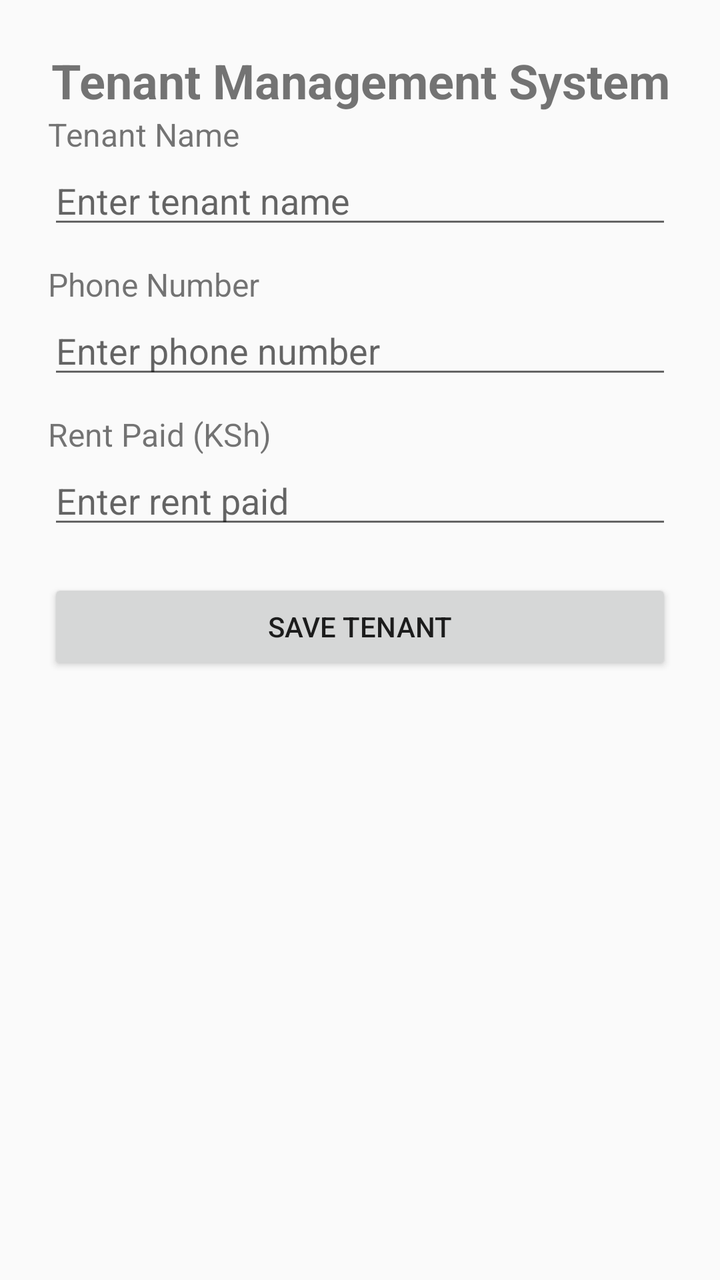
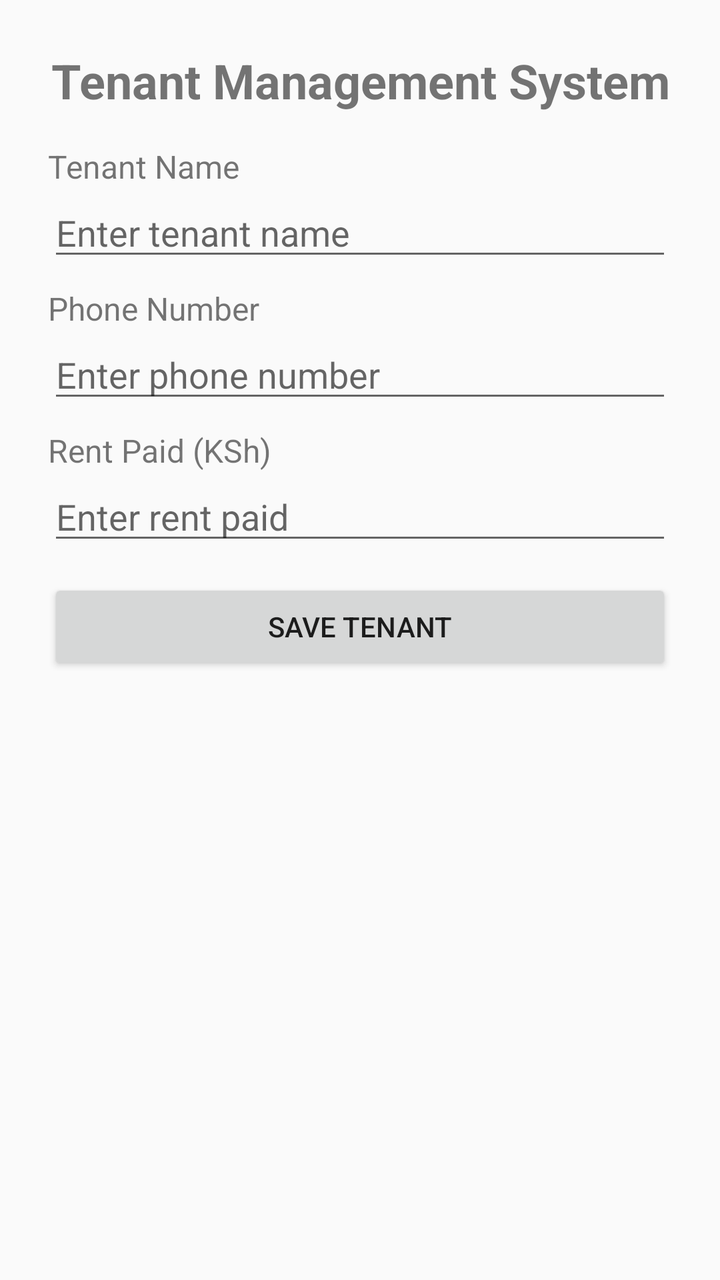

An Android layout rendered at two revisions. The XML below is the earlier revision; the diff shows what the commit changed to produce the second picture.
<!-- AndroidManifest.xml: application theme Theme.Tenant_ManagementSystem -->
<!-- res/layout/activity_main.xml -->
<?xml version="1.0" encoding="utf-8"?>
<layout xmlns:android="http://schemas.android.com/apk/res/android"
    xmlns:app="http://schemas.android.com/apk/res-auto"
    xmlns:tools="http://schemas.android.com/tools">

    <data>
        <variable
            name="tenant"
            type="com.example.tenant_managementsystem.Tenant" />
    </data>

    <androidx.constraintlayout.widget.ConstraintLayout
        android:layout_width="match_parent"
        android:layout_height="match_parent"
        android:padding="24dp"
        tools:context=".MainActivity">

        <TextView
            android:id="@+id/titleTextView"
            android:layout_width="0dp"
            android:layout_height="wrap_content"
            android:text="Tenant Management System"
            android:textSize="24sp"
            android:textStyle="bold"
            android:gravity="center"
            android:layout_marginBottom="24dp"
            app:layout_constraintTop_toTopOf="parent"
            app:layout_constraintStart_toStartOf="parent"
            app:layout_constraintEnd_toEndOf="parent" />

        <TextView
            android:id="@+id/tenantNameLabel"
            android:layout_width="wrap_content"
            android:layout_height="wrap_content"
            android:text="Tenant Name"
            android:textSize="16sp"
            app:layout_constraintTop_toBottomOf="@id/titleTextView"
            app:layout_constraintStart_toStartOf="parent" />

        <EditText
            android:id="@+id/etName"
            android:layout_width="0dp"
            android:layout_height="wrap_content"
            android:hint="Enter tenant name"
            android:inputType="textPersonName"
            android:autofillHints="name"
            app:layout_constraintTop_toBottomOf="@id/tenantNameLabel"
            app:layout_constraintStart_toStartOf="parent"
            app:layout_constraintEnd_toEndOf="parent" />

        <TextView
            android:id="@+id/phoneLabel"
            android:layout_width="wrap_content"
            android:layout_height="wrap_content"
            android:text="Phone Number"
            android:textSize="16sp"
            android:layout_marginTop="12dp"
            app:layout_constraintTop_toBottomOf="@id/etName"
            app:layout_constraintStart_toStartOf="parent" />

        <EditText
            android:id="@+id/etPhone"
            android:layout_width="0dp"
            android:layout_height="wrap_content"
            android:hint="Enter phone number"
            android:inputType="phone"
            android:autofillHints="phone"
            app:layout_constraintTop_toBottomOf="@id/phoneLabel"
            app:layout_constraintStart_toStartOf="parent"
            app:layout_constraintEnd_toEndOf="parent" />

        <TextView
            android:id="@+id/rentLabel"
            android:layout_width="wrap_content"
            android:layout_height="wrap_content"
            android:text="Rent Paid (KSh)"
            android:textSize="16sp"
            android:layout_marginTop="12dp"
            app:layout_constraintTop_toBottomOf="@id/etPhone"
            app:layout_constraintStart_toStartOf="parent" />

        <EditText
            android:id="@+id/etRent"
            android:layout_width="0dp"
            android:layout_height="wrap_content"
            android:hint="Enter rent paid"
            android:inputType="numberDecimal"
            app:layout_constraintTop_toBottomOf="@id/rentLabel"
            app:layout_constraintStart_toStartOf="parent"
            app:layout_constraintEnd_toEndOf="parent" />

        <Button
            android:id="@+id/btnSave"
            android:layout_width="0dp"
            android:layout_height="wrap_content"
            android:text="Save Tenant"
            android:layout_marginTop="20dp"
            app:layout_constraintTop_toBottomOf="@id/etRent"
            app:layout_constraintStart_toStartOf="parent"
            app:layout_constraintEnd_toEndOf="parent" />

        <TextView
            android:id="@+id/tenantResultTextView"
            android:layout_width="0dp"
            android:layout_height="wrap_content"
            android:text="@{tenant == null ? `Tenant details will appear here` : tenant.summary()}"
            android:textSize="16sp"
            android:padding="16dp"
            android:layout_marginTop="24dp"
            app:layout_constraintTop_toBottomOf="@id/btnSave"
            app:layout_constraintStart_toStartOf="parent"
            app:layout_constraintEnd_toEndOf="parent" />

    </androidx.constraintlayout.widget.ConstraintLayout>
</layout>
<!-- resources referenced by this layout -->
<resources>
  <style name="Theme.Tenant_ManagementSystem" parent="Theme.AppCompat.Light.NoActionBar" />
</resources>

<!-- the commit's change to res/layout/activity_main.xml (unified diff, before → after) -->
@@ -1,4 +1,3 @@
-<?xml version="1.0" encoding="utf-8"?>
 <layout xmlns:android="http://schemas.android.com/apk/res/android"
     xmlns:app="http://schemas.android.com/apk/res-auto"
     xmlns:tools="http://schemas.android.com/tools">
@@ -9,107 +8,128 @@
             type="com.example.tenant_managementsystem.Tenant" />
     </data>
 
-    <androidx.constraintlayout.widget.ConstraintLayout
+    <ScrollView
         android:layout_width="match_parent"
         android:layout_height="match_parent"
-        android:padding="24dp"
-        tools:context=".MainActivity">
+        android:fillViewport="false"
+        android:scrollbars="vertical">
 
-        <TextView
-            android:id="@+id/titleTextView"
-            android:layout_width="0dp"
+        <androidx.constraintlayout.widget.ConstraintLayout
+            android:layout_width="match_parent"
             android:layout_height="wrap_content"
-            android:text="Tenant Management System"
-            android:textSize="24sp"
-            android:textStyle="bold"
-            android:gravity="center"
-            android:layout_marginBottom="24dp"
-            app:layout_constraintTop_toTopOf="parent"
-            app:layout_constraintStart_toStartOf="parent"
-            app:layout_constraintEnd_toEndOf="parent" />
+            android:minHeight="400dp"
+            android:padding="24dp"
+            tools:context=".MainActivity">
 
-        <TextView
-            android:id="@+id/tenantNameLabel"
-            android:layout_width="wrap_content"
-            android:layout_height="wrap_content"
-            android:text="Tenant Name"
-            android:textSize="16sp"
-            app:layout_constraintTop_toBottomOf="@id/titleTextView"
-            app:layout_constraintStart_toStartOf="parent" />
+            <TextView
+                android:id="@+id/titleTextView"
+                android:layout_width="0dp"
+                android:layout_height="wrap_content"
+                android:gravity="center"
+                android:text="Tenant Management System"
+                android:textSize="24sp"
+                android:textStyle="bold"
+                app:layout_constraintEnd_toEndOf="parent"
+                app:layout_constraintStart_toStartOf="parent"
+                app:layout_constraintTop_toTopOf="parent" />
 
-        <EditText
-            android:id="@+id/etName"
-            android:layout_width="0dp"
-            android:layout_height="wrap_content"
-            android:hint="Enter tenant name"
-            android:inputType="textPersonName"
-            android:autofillHints="name"
-            app:layout_constraintTop_toBottomOf="@id/tenantNameLabel"
-            app:layout_constraintStart_toStartOf="parent"
-            app:layout_constraintEnd_toEndOf="parent" />
+            <TextView
+                android:id="@+id/tenantNameLabel"
+                android:layout_width="wrap_content"
+                android:layout_height="wrap_content"
+                android:layout_marginTop="16dp"
+                android:text="Tenant Name"
+                android:textSize="16sp"
+                app:layout_constraintStart_toStartOf="parent"
+                app:layout_constraintTop_toBottomOf="@id/titleTextView" />
 
-        <TextView
-            android:id="@+id/phoneLabel"
-            android:layout_width="wrap_content"
-            android:layout_height="wrap_content"
-            android:text="Phone Number"
-            android:textSize="16sp"
-            android:layout_marginTop="12dp"
-            app:layout_constraintTop_toBottomOf="@id/etName"
-            app:layout_constraintStart_toStartOf="parent" />
+            <EditText
+                android:id="@+id/etName"
+                android:layout_width="0dp"
+                android:layout_height="wrap_content"
+                android:autofillHints="name"
+                android:hint="Enter tenant name"
+                android:inputType="textPersonName"
+                app:layout_constraintEnd_toEndOf="parent"
+                app:layout_constraintStart_toStartOf="parent"
+                app:layout_constraintTop_toBottomOf="@id/tenantNameLabel" />
 
-        <EditText
-            android:id="@+id/etPhone"
-            android:layout_width="0dp"
-            android:layout_height="wrap_content"
-            android:hint="Enter phone number"
-            android:inputType="phone"
-            android:autofillHints="phone"
-            app:layout_constraintTop_toBottomOf="@id/phoneLabel"
-            app:layout_constraintStart_toStartOf="parent"
-            app:layout_constraintEnd_toEndOf="parent" />
+            <TextView
+                android:id="@+id/phoneLabel"
+                android:layout_width="wrap_content"
+                android:layout_height="wrap_content"
+                android:layout_marginTop="8dp"
+                android:text="Phone Number"
+                android:textSize="16sp"
+                app:layout_constraintStart_toStartOf="parent"
+                app:layout_constraintTop_toBottomOf="@id/etName" />
 
-        <TextView
-            android:id="@+id/rentLabel"
-            android:layout_width="wrap_content"
-            android:layout_height="wrap_content"
-            android:text="Rent Paid (KSh)"
-            android:textSize="16sp"
-            android:layout_marginTop="12dp"
-            app:layout_constraintTop_toBottomOf="@id/etPhone"
-            app:layout_constraintStart_toStartOf="parent" />
+            <EditText
+                android:id="@+id/etPhone"
+                android:layout_width="0dp"
+                android:layout_height="wrap_content"
+                android:autofillHints="phone"
+                android:hint="Enter phone number"
+                android:inputType="phone"
+                app:layout_constraintEnd_toEndOf="parent"
+                app:layout_constraintStart_toStartOf="parent"
+                app:layout_constraintTop_toBottomOf="@id/phoneLabel" />
 
-        <EditText
-            android:id="@+id/etRent"
-            android:layout_width="0dp"
-            android:layout_height="wrap_content"
-            android:hint="Enter rent paid"
-            android:inputType="numberDecimal"
-            app:layout_constraintTop_toBottomOf="@id/rentLabel"
-            app:layout_constraintStart_toStartOf="parent"
-            app:layout_constraintEnd_toEndOf="parent" />
+            <TextView
+                android:id="@+id/rentLabel"
+                android:layout_width="wrap_content"
+                android:layout_height="wrap_content"
+                android:layout_marginTop="8dp"
+                android:text="Rent Paid (KSh)"
+                android:textSize="16sp"
+                app:layout_constraintStart_toStartOf="parent"
+                app:layout_constraintTop_toBottomOf="@id/etPhone" />
 
-        <Button
-            android:id="@+id/btnSave"
-            android:layout_width="0dp"
-            android:layout_height="wrap_content"
-            android:text="Save Tenant"
-            android:layout_marginTop="20dp"
-            app:layout_constraintTop_toBottomOf="@id/etRent"
-            app:layout_constraintStart_toStartOf="parent"
-            app:layout_constraintEnd_toEndOf="parent" />
+            <EditText
+                android:id="@+id/etRent"
+                android:layout_width="0dp"
+                android:layout_height="wrap_content"
+                android:hint="Enter rent paid"
+                android:inputType="numberDecimal"
+                app:layout_constraintEnd_toEndOf="parent"
+                app:layout_constraintStart_toStartOf="parent"
+                app:layout_constraintTop_toBottomOf="@id/rentLabel" />
 
-        <TextView
-            android:id="@+id/tenantResultTextView"
-            android:layout_width="0dp"
-            android:layout_height="wrap_content"
-            android:text="@{tenant == null ? `Tenant details will appear here` : tenant.summary()}"
-            android:textSize="16sp"
-            android:padding="16dp"
-            android:layout_marginTop="24dp"
-            app:layout_constraintTop_toBottomOf="@id/btnSave"
-            app:layout_constraintStart_toStartOf="parent"
-            app:layout_constraintEnd_toEndOf="parent" />
+            <Button
+                android:id="@+id/btnSave"
+                android:layout_width="0dp"
+                android:layout_height="wrap_content"
+                android:layout_marginTop="12dp"
+                android:text="Save Tenant"
+                app:layout_constraintEnd_toEndOf="parent"
+                app:layout_constraintStart_toStartOf="parent"
+                app:layout_constraintTop_toBottomOf="@id/etRent" />
 
-    </androidx.constraintlayout.widget.ConstraintLayout>
+            <TextView
+                android:id="@+id/tenantResultTextView"
+                android:layout_width="0dp"
+                android:layout_height="wrap_content"
+                android:layout_marginTop="12dp"
+                android:padding="12dp"
+                android:text="@{tenant == null ? `Tenant details will appear here` : tenant.summary()}"
+                android:textSize="16sp"
+                app:layout_constraintEnd_toEndOf="parent"
+                app:layout_constraintStart_toStartOf="parent"
+                app:layout_constraintTop_toBottomOf="@id/btnSave" />
+
+            <Button
+                android:id="@+id/btnCallTenant"
+                android:layout_width="0dp"
+                android:layout_height="wrap_content"
+                android:layout_marginTop="8dp"
+                android:layout_marginBottom="24dp"
+                android:text="CALL TENANT"
+                android:visibility="gone"
+                app:layout_constraintBottom_toBottomOf="parent"
+                app:layout_constraintEnd_toEndOf="parent"
+                app:layout_constraintStart_toStartOf="parent"
+                app:layout_constraintTop_toBottomOf="@id/tenantResultTextView" />
+
+        </androidx.constraintlayout.widget.ConstraintLayout>
+    </ScrollView>
 </layout>
